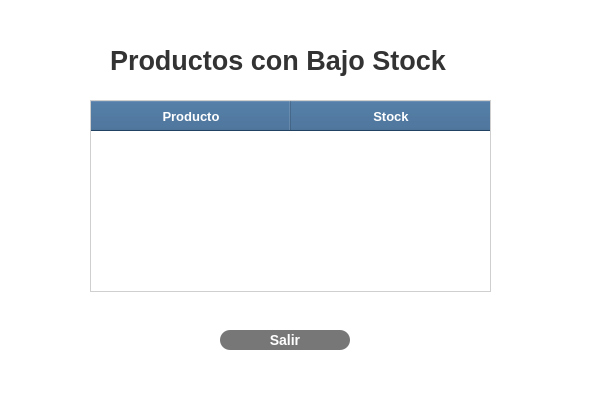
This is gui/bajo_stock.ui in UTN-BDA-2026/repositorio-grupo-BCCG as Qt 5 draws it before an edit. The edited form follows.
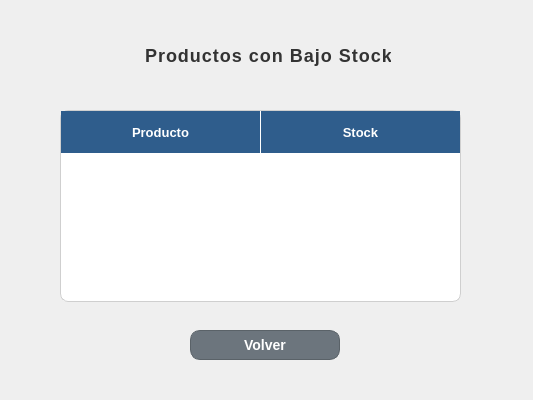
This is the edited form.

Commit message: cree la interfaz visual de la gestion de stock

The edit to the form file:
```diff
--- a/gui/bajo_stock.ui
+++ b/gui/bajo_stock.ui
@@ -6,7 +6,7 @@
    <rect>
     <x>0</x>
     <y>0</y>
-    <width>600</width>
+    <width>533</width>
     <height>400</height>
    </rect>
   </property>
@@ -14,20 +14,111 @@
    <string>Dialog</string>
   </property>
   <property name="styleSheet">
-   <string notr="true">background-color: white;</string>
+   <string notr="true">QWidget#Form {
+    background-color: #F8FAF6; /* Un blanco roto/claro muy elegante */
+}
+
+
+QLabel#label {
+    color: #2C3E50;
+    font-size: 18px;
+    font-weight: bold;
+    letter-spacing: 1px;
+    margin-bottom: 10px;
+}
+
+/* Estilo para las etiquetas de texto (Nombre, Usuario, etc.) */
+QLabel {
+    color: #4A5568;
+    font-size: 13px;
+    font-weight: bold;
+}
+
+/* Campos de Texto e Inputs */
+QLineEdit, QComboBox {
+    background-color: #FFFFFF;
+    border: 1px solid #CBD5E1;
+    border-radius: 6px;
+    padding: 5px 10px;
+    font-size: 13px;
+    color: #334155;
+}
+
+QLineEdit:focus, QComboBox:focus {
+    border: 2px solid #FF9100; /* Resalta en naranja al hacer clic */
+}
+
+/* La Tabla de Usuarios */
+QTableWidget {
+    background-color: #FFFFFF;
+    border: 1px solid #E2E8F0;
+    border-radius: 8px;
+    gridline-color: #F1F5F9;
+    font-size: 13px;
+}
+
+QHeaderView::section {
+    background-color: #334155; /* Cabecera oscura para contraste pro */
+    color: #FFFFFF;
+    padding: 6px;
+    font-weight: bold;
+    border: none;
+}
+
+/* --- ESTILOS DE LOS BOTONES --- */
+
+/* Botón Crear (Naranja Corporativo) */
+QPushButton#btn_registrar {
+    background-color: #FF9100;
+    color: #FFFFFF;
+    border: none;
+    border-radius: 6px;
+    font-weight: bold;
+    font-size: 13px;
+}
+QPushButton#btn_registrar:hover {
+    background-color: #FB8C00;
+}
+
+/* Botón Eliminar (Gris/Rojo sutil de advertencia) */
+QPushButton#btn_eliminar {
+    background-color: #FEE2E2; /* Fondo rojo muy clarito */
+    color: #EF4444; /* Texto rojo */
+    border: 1px solid #FCA5A5;
+    border-radius: 6px;
+    font-weight: bold;
+    font-size: 13px;
+}
+QPushButton#btn_eliminar:hover {
+    background-color: #EF4444;
+    color: #FFFFFF;
+}
+
+/* Botón Volver (Estilo elegante y neutro) */
+QPushButton#btn_volver {
+    background-color: #64748B; /* Gris slate */
+    color: #FFFFFF;
+    border: none;
+    border-radius: 6px;
+    font-weight: bold;
+    font-size: 13px;
+}
+QPushButton#btn_volver:hover {
+    background-color: #475569;
+}</string>
   </property>
   <widget class="QLabel" name="label">
    <property name="geometry">
     <rect>
-     <x>110</x>
+     <x>140</x>
      <y>40</y>
-     <width>361</width>
+     <width>251</width>
      <height>41</height>
     </rect>
    </property>
    <property name="font">
     <font>
-     <pointsize>20</pointsize>
+     <pointsize>-1</pointsize>
      <weight>75</weight>
      <bold>true</bold>
     </font>
@@ -42,8 +133,8 @@
   <widget class="QTableWidget" name="tablaStock">
    <property name="geometry">
     <rect>
-     <x>90</x>
-     <y>100</y>
+     <x>60</x>
+     <y>110</y>
      <width>401</width>
      <height>192</height>
     </rect>
@@ -111,27 +202,32 @@
   <widget class="QPushButton" name="btnVolver">
    <property name="geometry">
     <rect>
-     <x>220</x>
+     <x>190</x>
      <y>330</y>
-     <width>130</width>
-     <height>20</height>
+     <width>150</width>
+     <height>30</height>
     </rect>
    </property>
    <property name="styleSheet">
     <string notr="true">QPushButton {
-    background-color: #777777;
+    background-color: #6C757D;
     color: white;
     border-radius: 10px;
     font-weight: bold;
     font-size: 14px;
+    border: 1px solid #5A6268;
 }
 
 QPushButton:hover {
-    background-color: #666666;
+    background-color: #5A6268;
+}
+
+QPushButton:pressed {
+    background-color: #4E555B;
 }</string>
    </property>
    <property name="text">
-    <string>Salir</string>
+    <string>Volver</string>
    </property>
   </widget>
  </widget>
```
The commit also changes 3 other files.
